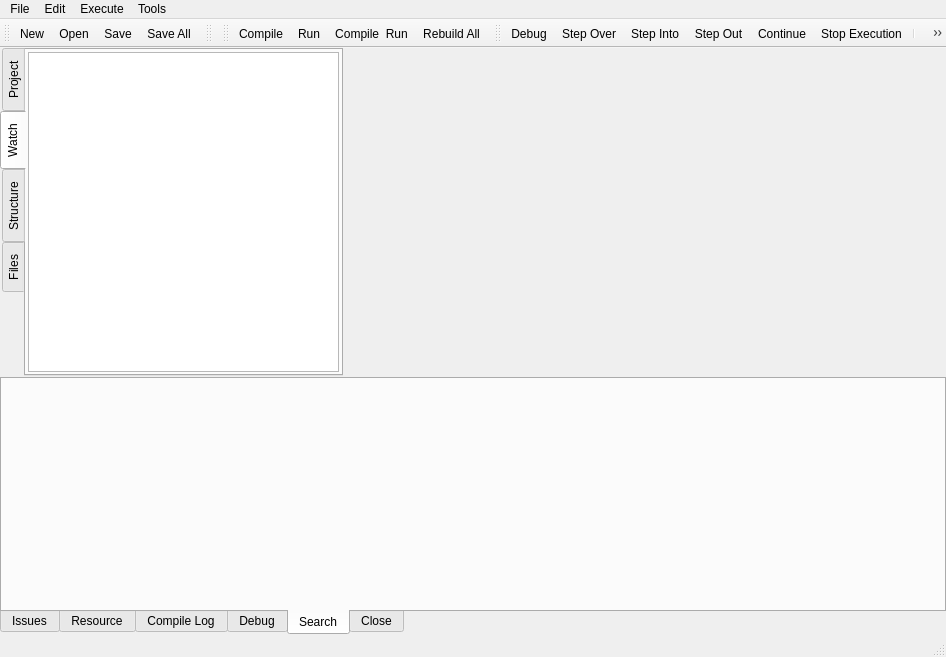
The window that RedPandaIDE/mainwindow.ui (royqh1979/RedPanda-CPP) describes before a commit, drawn with Qt 5.
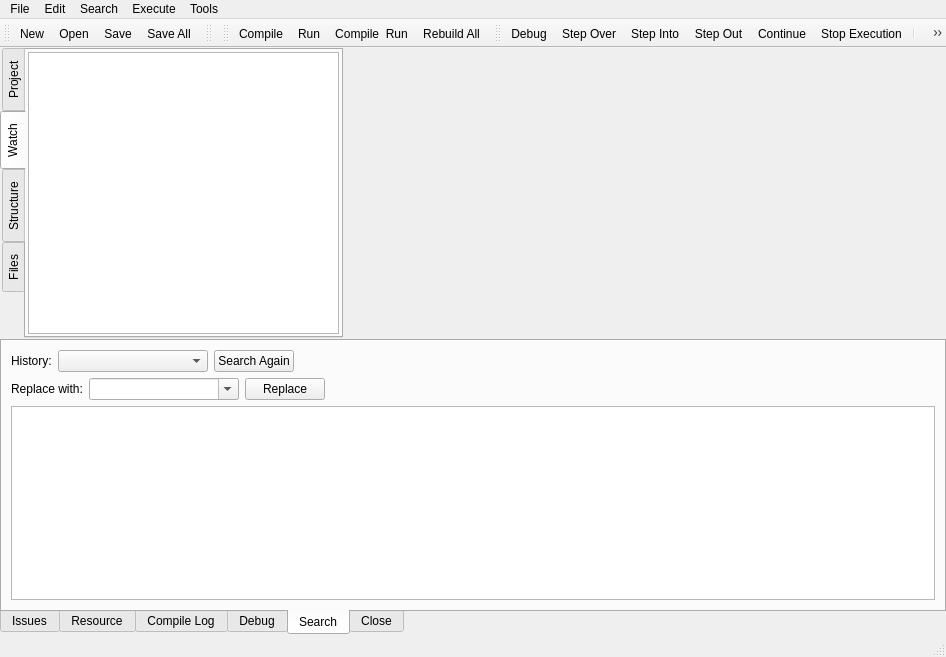
The same window after the commit. The open tabs and pages were chosen to show the change. Icons and pictures are not drawn. Custom widgets are drawn as their Qt base class.

Patch:
```diff
--- a/RedPandaIDE/mainwindow.ui
+++ b/RedPandaIDE/mainwindow.ui
@@ -544,6 +544,145 @@
         <attribute name="title">
          <string>Search</string>
         </attribute>
+        <layout class="QVBoxLayout" name="verticalLayout_4">
+         <item>
+          <widget class="QWidget" name="searchHistoryPanel" native="true">
+           <layout class="QHBoxLayout" name="horizontalLayout_11">
+            <property name="leftMargin">
+             <number>0</number>
+            </property>
+            <property name="topMargin">
+             <number>0</number>
+            </property>
+            <property name="rightMargin">
+             <number>0</number>
+            </property>
+            <property name="bottomMargin">
+             <number>0</number>
+            </property>
+            <item>
+             <widget class="QLabel" name="label">
+              <property name="sizePolicy">
+               <sizepolicy hsizetype="Preferred" vsizetype="Preferred">
+                <horstretch>0</horstretch>
+                <verstretch>0</verstretch>
+               </sizepolicy>
+              </property>
+              <property name="text">
+               <string>History:</string>
+              </property>
+             </widget>
+            </item>
+            <item>
+             <widget class="QComboBox" name="comboBox">
+              <property name="sizePolicy">
+               <sizepolicy hsizetype="Preferred" vsizetype="Fixed">
+                <horstretch>0</horstretch>
+                <verstretch>0</verstretch>
+               </sizepolicy>
+              </property>
+              <property name="minimumSize">
+               <size>
+                <width>150</width>
+                <height>0</height>
+               </size>
+              </property>
+             </widget>
+            </item>
+            <item>
+             <widget class="QPushButton" name="pushButton">
+              <property name="sizePolicy">
+               <sizepolicy hsizetype="Preferred" vsizetype="Fixed">
+                <horstretch>0</horstretch>
+                <verstretch>0</verstretch>
+               </sizepolicy>
+              </property>
+              <property name="text">
+               <string>Search Again</string>
+              </property>
+             </widget>
+            </item>
+            <item>
+             <spacer name="horizontalSpacer">
+              <property name="orientation">
+               <enum>Qt::Horizontal</enum>
+              </property>
+              <property name="sizeHint" stdset="0">
+               <size>
+                <width>40</width>
+                <height>20</height>
+               </size>
+              </property>
+             </spacer>
+            </item>
+           </layout>
+          </widget>
+         </item>
+         <item>
+          <widget class="QWidget" name="replacePanel" native="true">
+           <layout class="QHBoxLayout" name="horizontalLayout_12">
+            <property name="leftMargin">
+             <number>0</number>
+            </property>
+            <property name="topMargin">
+             <number>0</number>
+            </property>
+            <property name="rightMargin">
+             <number>0</number>
+            </property>
+            <property name="bottomMargin">
+             <number>0</number>
+            </property>
+            <item>
+             <widget class="QLabel" name="label_2">
+              <property name="text">
+               <string>Replace with:</string>
+              </property>
+             </widget>
+            </item>
+            <item>
+             <widget class="QComboBox" name="comboBox_2">
+              <property name="minimumSize">
+               <size>
+                <width>150</width>
+                <height>0</height>
+               </size>
+              </property>
+              <property name="editable">
+               <bool>true</bool>
+              </property>
+              <property name="insertPolicy">
+               <enum>QComboBox::InsertAtTop</enum>
+              </property>
+             </widget>
+            </item>
+            <item>
+             <widget class="QPushButton" name="pushButton_2">
+              <property name="text">
+               <string>Replace</string>
+              </property>
+             </widget>
+            </item>
+            <item>
+             <spacer name="horizontalSpacer_2">
+              <property name="orientation">
+               <enum>Qt::Horizontal</enum>
+              </property>
+              <property name="sizeHint" stdset="0">
+               <size>
+                <width>40</width>
+                <height>20</height>
+               </size>
+              </property>
+             </spacer>
+            </item>
+           </layout>
+          </widget>
+         </item>
+         <item>
+          <widget class="QTreeView" name="searchView"/>
+         </item>
+        </layout>
        </widget>
        <widget class="QWidget" name="tabClose">
         <attribute name="icon">
@@ -566,7 +705,7 @@
      <x>0</x>
      <y>0</y>
      <width>946</width>
-     <height>26</height>
+     <height>25</height>
     </rect>
    </property>
    <widget class="QMenu" name="menuFile">
@@ -627,8 +766,20 @@
     <addaction name="actionFoldAll"/>
     <addaction name="actionUnfoldAll"/>
    </widget>
+   <widget class="QMenu" name="menuSearch">
+    <property name="title">
+     <string>Search</string>
+    </property>
+    <addaction name="actionFind"/>
+    <addaction name="actionFind_in_files"/>
+    <addaction name="actionReplace"/>
+    <addaction name="separator"/>
+    <addaction name="actionFind_Next"/>
+    <addaction name="actionFind_Previous"/>
+   </widget>
    <addaction name="menuFile"/>
    <addaction name="menuEdit"/>
+   <addaction name="menuSearch"/>
    <addaction name="menuExecute"/>
    <addaction name="menuTools"/>
   </widget>
```
Left out of the diff: 46 changed lines with no effect on the pictures.
